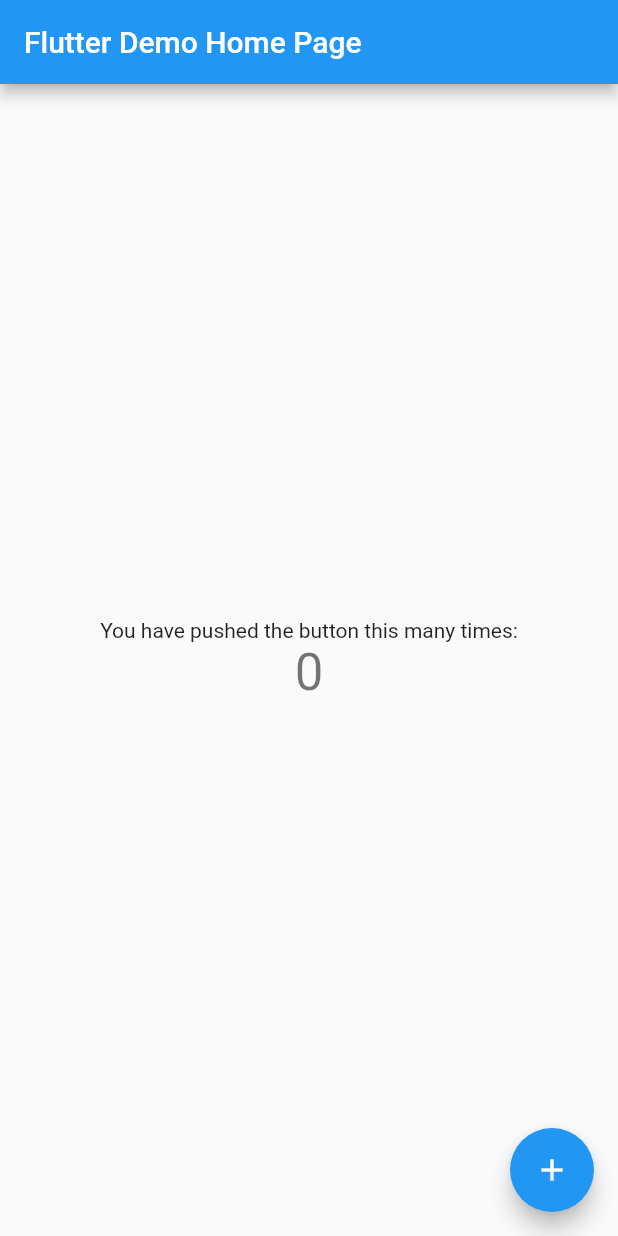
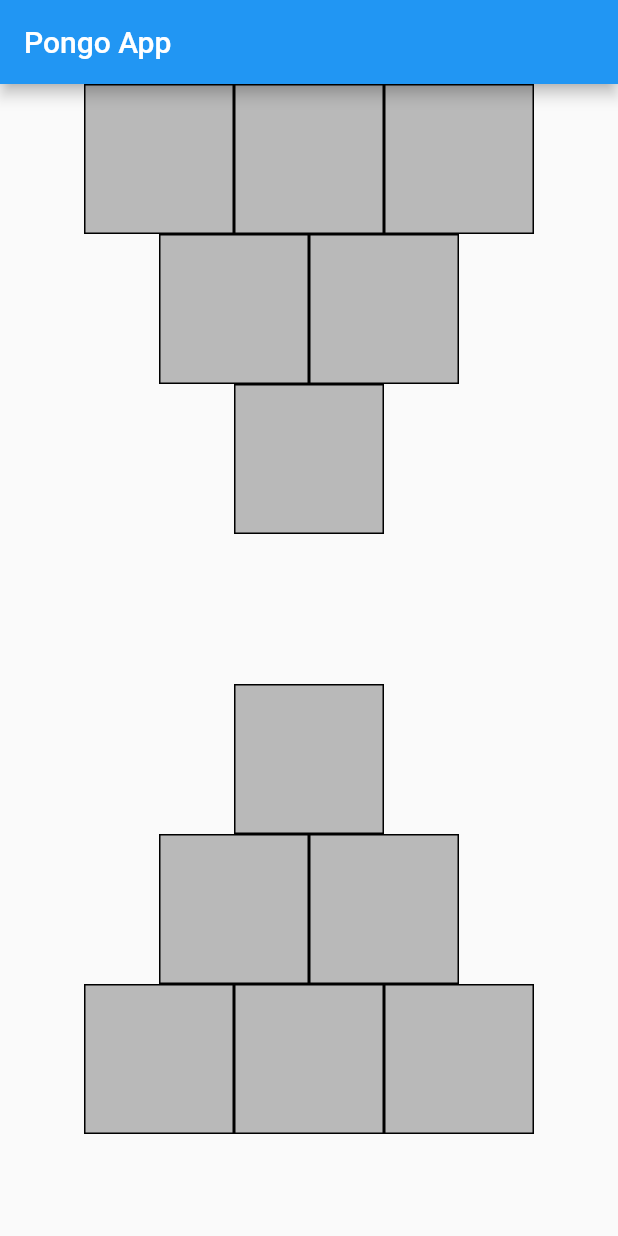
Before and after one commit to seimon-ohh/pongoapp, a Flutter app: the screen it shows after launch, on a phone screen of 412 x 824 dp. Run offline on Flutter 3.47's test engine with Material 2 defaults, Android fonts, the light colour scheme and no system bars.

Commit message:
two pyramids

```diff
--- a/lib/main.dart
+++ b/lib/main.dart
@@ -7,39 +7,20 @@
 class MyApp extends StatelessWidget {
   const MyApp({super.key});
 
-  // This widget is the root of your application.
   @override
   Widget build(BuildContext context) {
     return MaterialApp(
       title: 'Flutter Demo',
       theme: ThemeData(
-        // This is the theme of your application.
-        //
-        // Try running your application with "flutter run". You'll see the
-        // application has a blue toolbar. Then, without quitting the app, try
-        // changing the primarySwatch below to Colors.green and then invoke
-        // "hot reload" (press "r" in the console where you ran "flutter run",
-        // or simply save your changes to "hot reload" in a Flutter IDE).
-        // Notice that the counter didn't reset back to zero; the application
-        // is not restarted.
         primarySwatch: Colors.blue,
       ),
-      home: const MyHomePage(title: 'Flutter Demo Home Page'),
+      home: const MyHomePage(title: 'Pongo App'),
     );
   }
 }
 
 class MyHomePage extends StatefulWidget {
   const MyHomePage({super.key, required this.title});
-
-  // This widget is the home page of your application. It is stateful, meaning
-  // that it has a State object (defined below) that contains fields that affect
-  // how it looks.
-
-  // This class is the configuration for the state. It holds the values (in this
-  // case the title) provided by the parent (in this case the App widget) and
-  // used by the build method of the State. Fields in a Widget subclass are
-  // always marked "final".
 
   final String title;
 
@@ -48,68 +29,177 @@
 }
 
 class _MyHomePageState extends State<MyHomePage> {
-  int _counter = 0;
-
-  void _incrementCounter() {
-    setState(() {
-      // This call to setState tells the Flutter framework that something has
-      // changed in this State, which causes it to rerun the build method below
-      // so that the display can reflect the updated values. If we changed
-      // _counter without calling setState(), then the build method would not be
-      // called again, and so nothing would appear to happen.
-      _counter++;
-    });
-  }
-
   @override
   Widget build(BuildContext context) {
-    // This method is rerun every time setState is called, for instance as done
-    // by the _incrementCounter method above.
-    //
-    // The Flutter framework has been optimized to make rerunning build methods
-    // fast, so that you can just rebuild anything that needs updating rather
-    // than having to individually change instances of widgets.
     return Scaffold(
       appBar: AppBar(
-        // Here we take the value from the MyHomePage object that was created by
-        // the App.build method, and use it to set our appbar title.
         title: Text(widget.title),
       ),
-      body: Center(
-        // Center is a layout widget. It takes a single child and positions it
-        // in the middle of the parent.
-        child: Column(
-          // Column is also a layout widget. It takes a list of children and
-          // arranges them vertically. By default, it sizes itself to fit its
-          // children horizontally, and tries to be as tall as its parent.
-          //
-          // Invoke "debug painting" (press "p" in the console, choose the
-          // "Toggle Debug Paint" action from the Flutter Inspector in Android
-          // Studio, or the "Toggle Debug Paint" command in Visual Studio Code)
-          // to see the wireframe for each widget.
-          //
-          // Column has various properties to control how it sizes itself and
-          // how it positions its children. Here we use mainAxisAlignment to
-          // center the children vertically; the main axis here is the vertical
-          // axis because Columns are vertical (the cross axis would be
-          // horizontal).
-          mainAxisAlignment: MainAxisAlignment.center,
-          children: <Widget>[
-            const Text(
-              'You have pushed the button this many times:',
-            ),
-            Text(
-              '$_counter',
-              style: Theme.of(context).textTheme.headlineMedium,
-            ),
-          ],
-        ),
+      body: Column(
+        children: [
+          Row(
+            mainAxisAlignment: MainAxisAlignment.center,
+            children: [
+              Row(
+                children: [
+                  Container(
+                    height: 100,
+                    width: 100,
+                    decoration: BoxDecoration(
+                        border: Border.all(width: 1), color: Colors.black26),
+                  )
+                ],
+              ),
+              Row(
+                mainAxisAlignment: MainAxisAlignment.center,
+                children: [
+                  Container(
+                    height: 100,
+                    width: 100,
+                    decoration: BoxDecoration(
+                        border: Border.all(width: 1), color: Colors.black26),
+                  )
+                ],
+              ),
+              Row(
+                mainAxisAlignment: MainAxisAlignment.center,
+                children: [
+                  Container(
+                    height: 100,
+                    width: 100,
+                    decoration: BoxDecoration(
+                        border: Border.all(width: 1), color: Colors.black26),
+                  )
+                ],
+              )
+            ],
+          ),
+          Row(
+            mainAxisAlignment: MainAxisAlignment.center,
+            children: [
+              Row(
+                children: [
+                  Container(
+                    height: 100,
+                    width: 100,
+                    decoration: BoxDecoration(
+                        border: Border.all(width: 1), color: Colors.black26),
+                  )
+                ],
+              ),
+              Row(
+                mainAxisAlignment: MainAxisAlignment.center,
+                children: [
+                  Container(
+                    height: 100,
+                    width: 100,
+                    decoration: BoxDecoration(
+                        border: Border.all(width: 1), color: Colors.black26),
+                  )
+                ],
+              )
+            ],
+          ),
+          Row(
+            mainAxisAlignment: MainAxisAlignment.center,
+            children: [
+              Row(
+                children: [
+                  Container(
+                    height: 100,
+                    width: 100,
+                    decoration: BoxDecoration(
+                        border: Border.all(width: 1), color: Colors.black26),
+                  )
+                ],
+              )
+            ],
+          ),
+          Row(
+            children: [
+              Container(
+                height: 100,
+              )
+            ],
+          ),
+          Row(
+            mainAxisAlignment: MainAxisAlignment.center,
+            children: [
+              Row(
+                children: [
+                  Container(
+                    height: 100,
+                    width: 100,
+                    decoration: BoxDecoration(
+                        border: Border.all(width: 1), color: Colors.black26),
+                  )
+                ],
+              )
+            ],
+          ),
+          Row(
+            mainAxisAlignment: MainAxisAlignment.center,
+            children: [
+              Row(
+                children: [
+                  Container(
+                    height: 100,
+                    width: 100,
+                    decoration: BoxDecoration(
+                        border: Border.all(width: 1), color: Colors.black26),
+                  )
+                ],
+              ),
+              Row(
+                children: [
+                  Container(
+                    height: 100,
+                    width: 100,
+                    decoration: BoxDecoration(
+                        border: Border.all(width: 1), color: Colors.black26),
+                  )
+                ],
+              )
+            ],
+          ),
+          Row(
+            mainAxisAlignment: MainAxisAlignment.center,
+            children: [
+              Row(
+                children: [
+                  Container(
+                    height: 100,
+                    width: 100,
+                    decoration: BoxDecoration(
+                        border: Border.all(width: 1), color: Colors.black26),
+                  )
+                ],
+              ),
+              Row(
+                children: [
+                  Container(
+                    height: 100,
+                    width: 100,
+                    decoration: BoxDecoration(
+                        border: Border.all(width: 1), color: Colors.black26),
+                  )
+                ],
+              ),
+              Row(
+                mainAxisAlignment: MainAxisAlignment.center,
+                children: [
+                  Container(
+                    height: 100,
+                    width: 100,
+                    decoration: BoxDecoration(
+                        border: Border.all(width: 1), color: Colors.black26),
+                  )
+                ],
+              )
+            ],
+          ),
+        ],
       ),
-      floatingActionButton: FloatingActionButton(
-        onPressed: _incrementCounter,
-        tooltip: 'Increment',
-        child: const Icon(Icons.add),
-      ), // This trailing comma makes auto-formatting nicer for build methods.
     );
   }
 }
```
Also changed, not shown: 10 other files.
